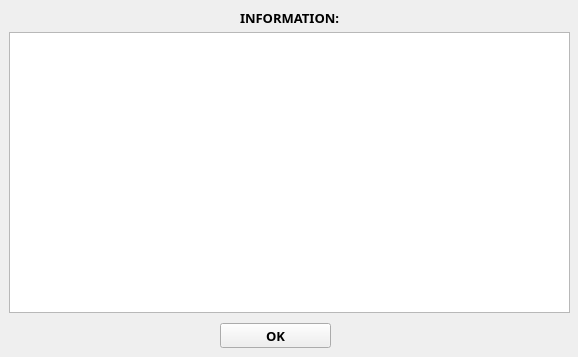
Old version of the form infopopup.ui in the repository markytools/sume-borrower-app.
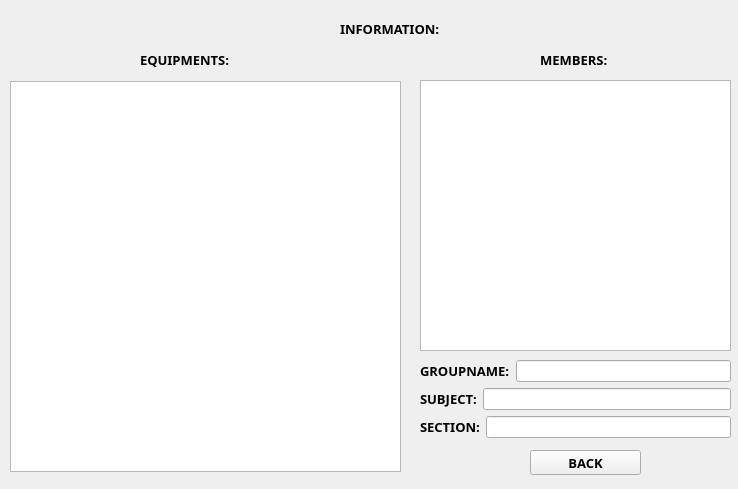
New version of the form.

Diff of the .ui file:
```diff
--- a/infopopup.ui
+++ b/infopopup.ui
@@ -6,20 +6,20 @@
    <rect>
     <x>0</x>
     <y>0</y>
-    <width>578</width>
-    <height>357</height>
+    <width>738</width>
+    <height>489</height>
    </rect>
   </property>
   <property name="minimumSize">
    <size>
-    <width>578</width>
-    <height>357</height>
+    <width>0</width>
+    <height>0</height>
    </size>
   </property>
   <property name="maximumSize">
    <size>
-    <width>578</width>
-    <height>357</height>
+    <width>16777215</width>
+    <height>16777215</height>
    </size>
   </property>
   <property name="windowTitle">
@@ -28,18 +28,18 @@
   <widget class="QTableWidget" name="tableWidget">
    <property name="geometry">
     <rect>
-     <x>9</x>
-     <y>32</y>
-     <width>561</width>
-     <height>281</height>
+     <x>10</x>
+     <y>81</y>
+     <width>391</width>
+     <height>391</height>
     </rect>
    </property>
   </widget>
   <widget class="QLabel" name="label_3">
    <property name="geometry">
     <rect>
-     <x>240</x>
-     <y>9</y>
+     <x>340</x>
+     <y>20</y>
      <width>103</width>
      <height>17</height>
     </rect>
@@ -59,8 +59,8 @@
   <widget class="QPushButton" name="AddButton">
    <property name="geometry">
     <rect>
-     <x>220</x>
-     <y>323</y>
+     <x>530</x>
+     <y>450</y>
      <width>111</width>
      <height>25</height>
     </rect>
@@ -74,9 +74,139 @@
     </font>
    </property>
    <property name="text">
-    <string>OK</string>
+    <string>BACK</string>
    </property>
   </widget>
+  <widget class="QTableWidget" name="tableWidget_2">
+   <property name="geometry">
+    <rect>
+     <x>420</x>
+     <y>80</y>
+     <width>311</width>
+     <height>271</height>
+    </rect>
+   </property>
+  </widget>
+  <widget class="QLabel" name="label_7">
+   <property name="geometry">
+    <rect>
+     <x>140</x>
+     <y>50</y>
+     <width>101</width>
+     <height>20</height>
+    </rect>
+   </property>
+   <property name="font">
+    <font>
+     <family>Segoe UI Black</family>
+     <pointsize>10</pointsize>
+     <weight>75</weight>
+     <bold>true</bold>
+    </font>
+   </property>
+   <property name="text">
+    <string>EQUIPMENTS:</string>
+   </property>
+  </widget>
+  <widget class="QLabel" name="label_8">
+   <property name="geometry">
+    <rect>
+     <x>540</x>
+     <y>50</y>
+     <width>101</width>
+     <height>20</height>
+    </rect>
+   </property>
+   <property name="font">
+    <font>
+     <family>Segoe UI Black</family>
+     <pointsize>10</pointsize>
+     <weight>75</weight>
+     <bold>true</bold>
+    </font>
+   </property>
+   <property name="text">
+    <string>MEMBERS:</string>
+   </property>
+  </widget>
+  <widget class="QWidget" name="">
+   <property name="geometry">
+    <rect>
+     <x>420</x>
+     <y>360</y>
+     <width>311</width>
+     <height>80</height>
+    </rect>
+   </property>
+   <layout class="QVBoxLayout" name="verticalLayout">
+    <item>
+     <layout class="QHBoxLayout" name="horizontalLayout">
+      <item>
+       <widget class="QLabel" name="label_6">
+        <property name="font">
+         <font>
+          <family>Segoe UI Black</family>
+          <pointsize>10</pointsize>
+          <weight>75</weight>
+          <bold>true</bold>
+         </font>
+        </property>
+        <property name="text">
+         <string>GROUPNAME:</string>
+        </property>
+       </widget>
+      </item>
+      <item>
+       <widget class="QLineEdit" name="lineEdit"/>
+      </item>
+     </layout>
+    </item>
+    <item>
+     <layout class="QHBoxLayout" name="horizontalLayout_2">
+      <item>
+       <widget class="QLabel" name="label_5">
+        <property name="font">
+         <font>
+          <family>Segoe UI Black</family>
+          <pointsize>10</pointsize>
+          <weight>75</weight>
+          <bold>true</bold>
+         </font>
+        </property>
+        <property name="text">
+         <string>SUBJECT:</string>
+        </property>
+       </widget>
+      </item>
+      <item>
+       <widget class="QLineEdit" name="lineEdit_3"/>
+      </item>
+     </layout>
+    </item>
+    <item>
+     <layout class="QHBoxLayout" name="horizontalLayout_3">
+      <item>
+       <widget class="QLabel" name="label_4">
+        <property name="font">
+         <font>
+          <family>Segoe UI Black</family>
+          <pointsize>10</pointsize>
+          <weight>75</weight>
+          <bold>true</bold>
+         </font>
+        </property>
+        <property name="text">
+         <string>SECTION:</string>
+        </property>
+       </widget>
+      </item>
+      <item>
+       <widget class="QLineEdit" name="lineEdit_2"/>
+      </item>
+     </layout>
+    </item>
+   </layout>
+  </widget>
  </widget>
  <resources/>
  <connections/>
```
